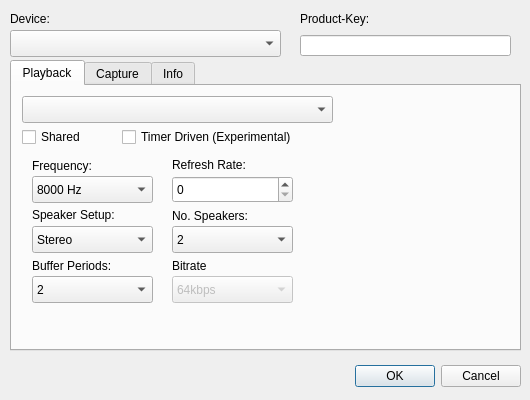
Qt form src/aaxconfig.ui (adalinbv/aax-support) before a commit.
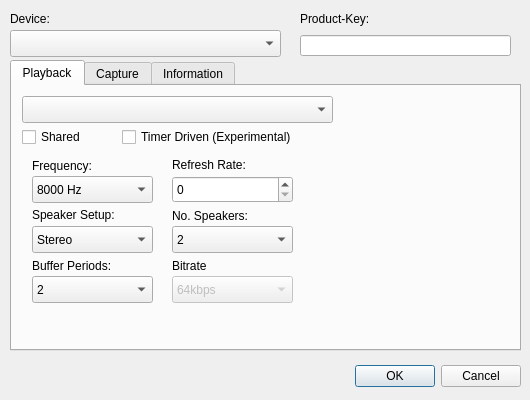
The same form after that commit. Custom widgets are drawn as their Qt base class.

Commit message: Update changelog to mention the GUI uodate and rename Info to Information

Patch:
```diff
--- a/src/aaxconfig.ui
+++ b/src/aaxconfig.ui
@@ -552,7 +552,7 @@
    </widget>
    <widget class="QWidget" name="tab">
     <attribute name="title">
-     <string>Info</string>
+     <string>Information</string>
     </attribute>
     <widget class="QComboBox" name="Mixer">
      <property name="geometry">
```
The commit also changes 2 other files.
